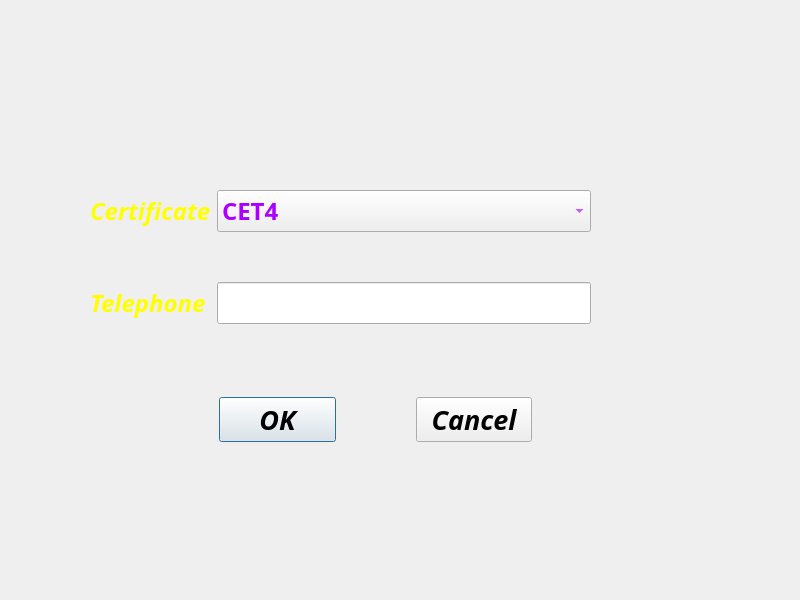
First picture: the form in UpdateInfo.ui, repository Phoveran/CrowdSourcing, before the edit.
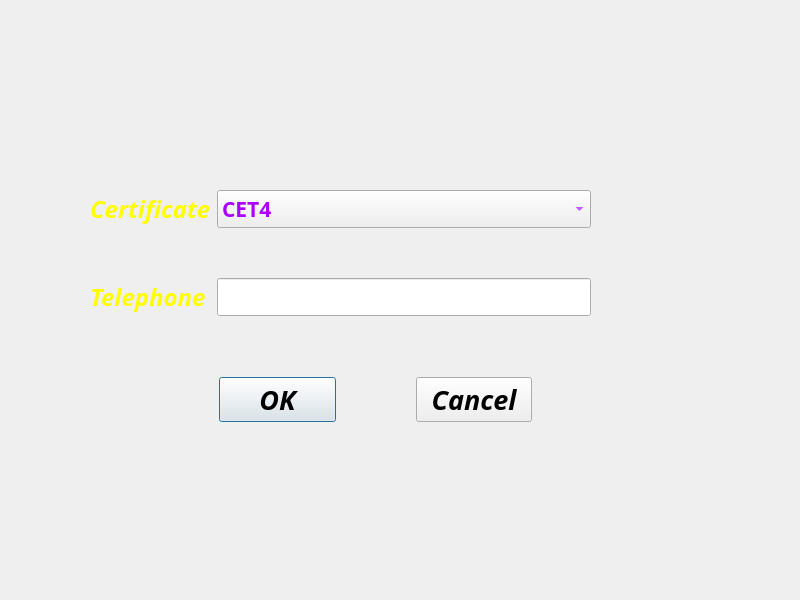
Second picture: the form after the edit. Icons and pictures are not drawn.

```diff
--- a/UpdateInfo.ui
+++ b/UpdateInfo.ui
@@ -75,7 +75,7 @@
       <property name="font">
        <font>
         <family>Century Gothic</family>
-        <pointsize>18</pointsize>
+        <pointsize>16</pointsize>
         <weight>75</weight>
         <bold>true</bold>
        </font>
@@ -135,7 +135,9 @@
       <property name="font">
        <font>
         <family>Century Gothic</family>
-        <pointsize>18</pointsize>
+        <pointsize>16</pointsize>
+        <weight>75</weight>
+        <bold>true</bold>
        </font>
       </property>
      </widget>
@@ -146,7 +148,7 @@
    <property name="geometry">
     <rect>
      <x>210</x>
-     <y>380</y>
+     <y>360</y>
      <width>331</width>
      <height>80</height>
     </rect>
```
Left out of the diff: 26 changed lines with no effect on the pictures.
